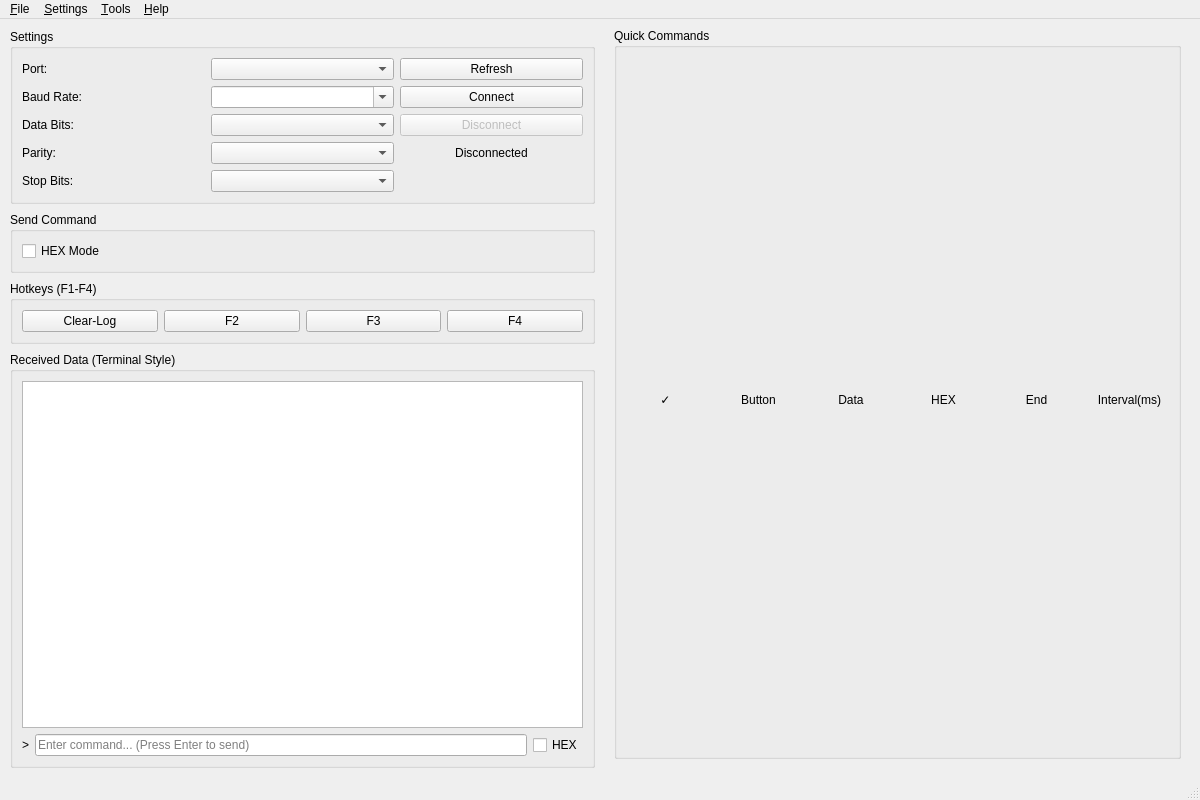
iFishin/SCOM-X, file ui/main_window.ui: the form before one commit.
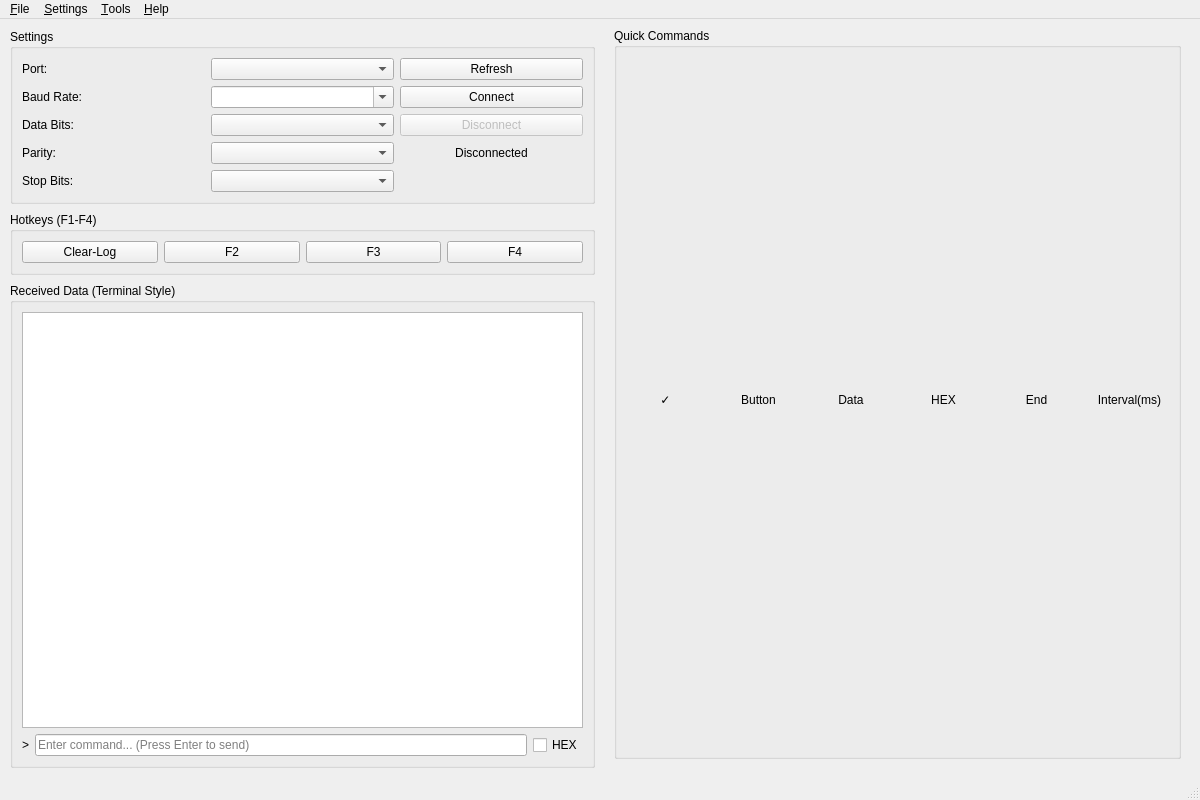
The form after the commit. Icons and pictures are not drawn.

Commit message:
refactor: 删除空的 Send Command GroupBox
- 移除 commandGroupBox (Send Command)
- 移除 hexModeCheckBox (已移到终端输入框)
- 左侧面板现在更加整洁，只保留必要的功能区

```diff
--- a/ui/main_window.ui
+++ b/ui/main_window.ui
@@ -154,39 +154,6 @@
                 </layout>
               </widget>
             </item>
-            <item>
-              <widget class="QGroupBox" name="commandGroupBox">
-                <property name="title">
-                  <string>Send Command</string>
-                </property>
-                <layout class="QVBoxLayout" name="commandLayout">
-                  <item>
-                    <layout class="QHBoxLayout" name="sendControlLayout">
-                      <item>
-                        <widget class="QCheckBox" name="hexModeCheckBox">
-                          <property name="text">
-                            <string>HEX Mode</string>
-                          </property>
-                        </widget>
-                      </item>
-                      <item>
-                        <spacer name="horizontalSpacer1">
-                          <property name="orientation">
-                            <enum>Qt::Orientation::Horizontal</enum>
-                          </property>
-                          <property name="sizeHint" stdset="0">
-                            <size>
-                              <width>40</width>
-                              <height>20</height>
-                            </size>
-                          </property>
-                        </spacer>
-                      </item>
-                    </layout>
-                  </item>
-                </layout>
-              </widget>
-            </item>
             <item>
               <widget class="QGroupBox" name="hotkeysGroupBox">
                 <property name="minimumSize">
```
